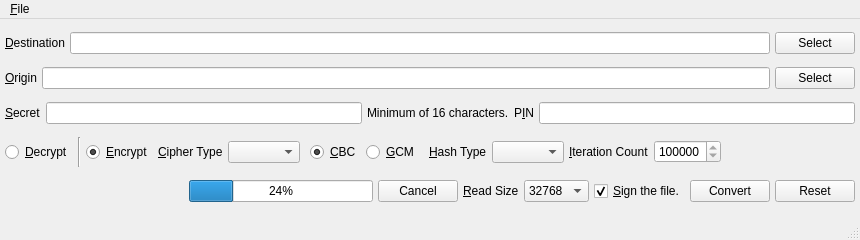
First picture: the form in branches/trunk/UI/encryptfile.ui, repository textbrowser/spot-on, before the edit.
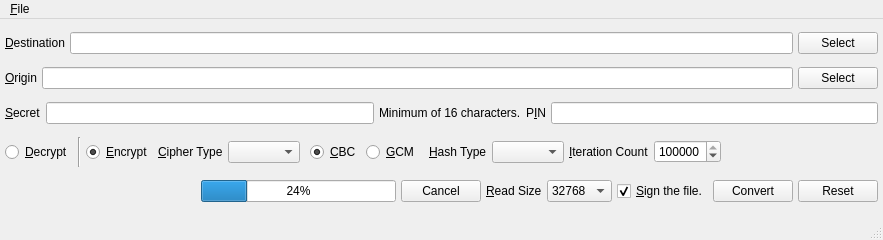
Second picture: the form after the edit. Icons and pictures are not drawn.

The edit to the form file:
```diff
--- a/branches/trunk/UI/encryptfile.ui
+++ b/branches/trunk/UI/encryptfile.ui
@@ -6,7 +6,7 @@
    <rect>
     <x>0</x>
     <y>0</y>
-    <width>860</width>
+    <width>883</width>
     <height>240</height>
    </rect>
   </property>
@@ -227,11 +227,14 @@
       <item>
        <widget class="QSpinBox" name="iteration_count">
         <property name="minimum">
-         <number>250000</number>
+         <number>15000</number>
         </property>
         <property name="maximum">
          <number>999999999</number>
         </property>
+        <property name="value">
+         <number>250000</number>
+        </property>
        </widget>
       </item>
       <item>
@@ -352,8 +355,8 @@
     <rect>
      <x>0</x>
      <y>0</y>
-     <width>860</width>
-     <height>27</height>
+     <width>883</width>
+     <height>25</height>
     </rect>
    </property>
    <widget class="QMenu" name="menu_File">
```
